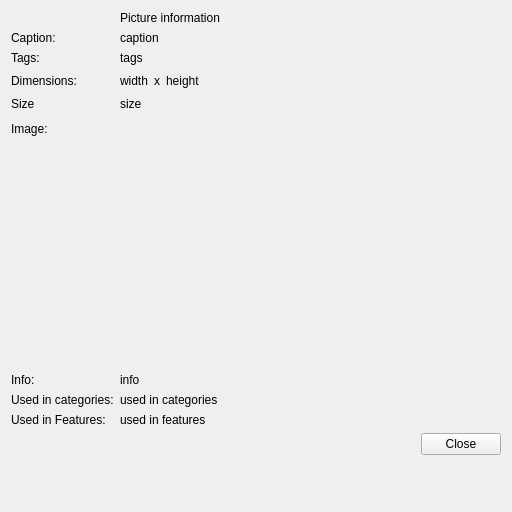
Before: the Qt Designer form client/forms/picture_info.ui in Wolframe/configurator, drawn with Qt 5.
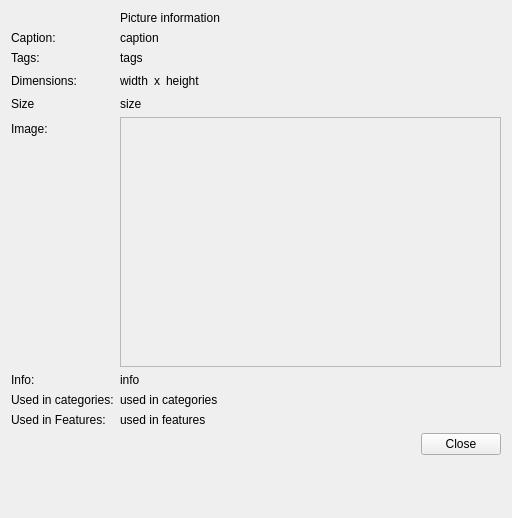
After: the same form once the commit is applied. Icons and pictures are not drawn.

```diff
--- a/client/forms/picture_info.ui
+++ b/client/forms/picture_info.ui
@@ -10,7 +10,7 @@
     <x>0</x>
     <y>0</y>
     <width>512</width>
-    <height>512</height>
+    <height>518</height>
    </rect>
   </property>
   <property name="windowTitle">
@@ -154,6 +154,9 @@
        <height>250</height>
       </size>
      </property>
+     <property name="frameShape">
+      <enum>QFrame::StyledPanel</enum>
+     </property>
      <property name="text">
       <string/>
      </property>
```
Left out of the diff: 1 changed line with no effect on the pictures.
